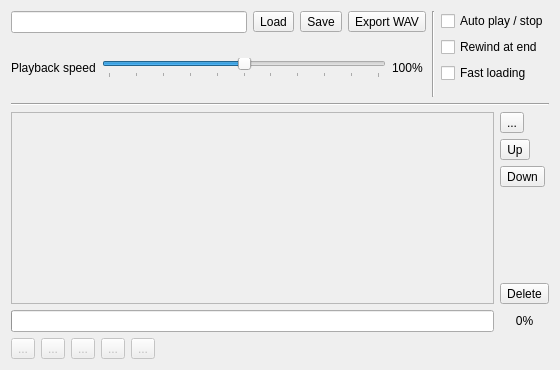
Old version of the form ui/tapewin.ui in the repository Volutar/xpeccy-plus.
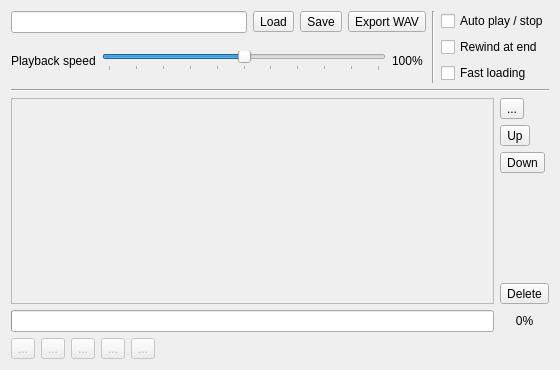
New version of the form. Icons and pictures are not drawn. Custom widgets are drawn as their Qt base class.

Commit message:
Tape player: stretching the window grows only the block list
The options column's spacer made the top row take half of every extra pixel.

```diff
--- a/ui/tapewin.ui
+++ b/ui/tapewin.ui
@@ -17,7 +17,7 @@
    <iconset resource="../xpeccy.qrc">
     <normaloff>:/images/tape.png</normaloff>:/images/tape.png</iconset>
   </property>
-  <layout class="QVBoxLayout" name="verticalLayout">
+  <layout class="QVBoxLayout" name="verticalLayout" stretch="0,0,10,0">
    <item>
     <layout class="QHBoxLayout" name="layTop" stretch="10,0,0">
      <item>
```
